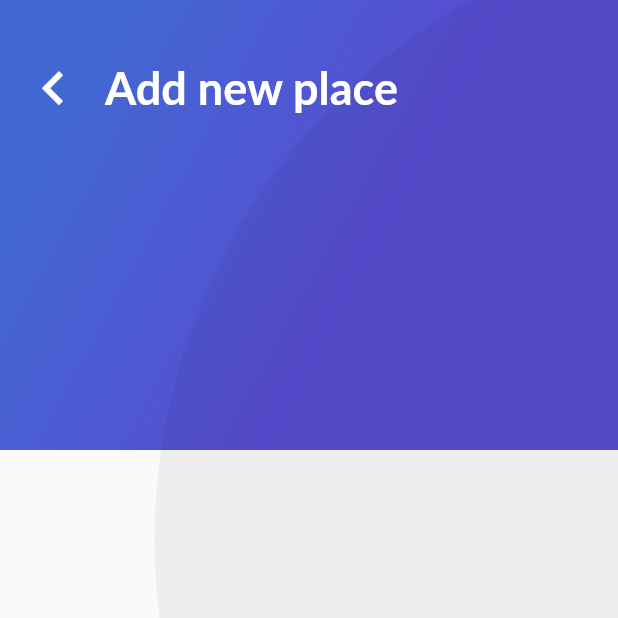
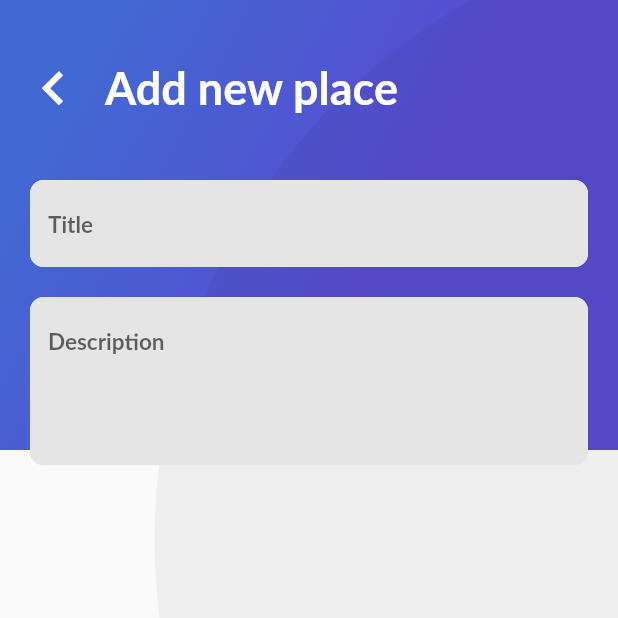
Before and after one commit to bryansrm/flutter-platzi-trips, a Flutter app: the AddPlaceScreen screen opened directly, on a phone screen of 412 x 824 dp, the top half of it. Run offline on Flutter 3.47's test engine with Material 2 defaults, Android fonts, the phone set to English and light mode, and no system bars; our stand-ins replace cloud_firestore, firebase_auth, google_sign_in; missing offline and left inert: generic_bloc_provider; accounts and stored records are empty; Roboto replaces fonts that are missing (Lato).

Commit message:
widget para los input text

```diff
--- a/lib/Place/ui/screens/add_place_screen.dart
+++ b/lib/Place/ui/screens/add_place_screen.dart
@@ -1,3 +1,4 @@
+import 'package:design_app_pz/widgets/text_input.dart';
 import 'package:design_app_pz/widgets/title_header.dart';
 import 'package:flutter/material.dart';
 import 'dart:io';
@@ -15,6 +16,10 @@ class AddPlaceScreen extends StatefulWidget {
 }
 
 class _AddPlaceScreenState extends State<AddPlaceScreen> {
+
+  final _controllerTitle = TextEditingController();
+  final _controllerDescription = TextEditingController();
+
   @override
   Widget build(BuildContext context) {
     return Scaffold(
@@ -43,6 +48,29 @@ class _AddPlaceScreenState extends State<AddPlaceScreen> {
                 ),
               )
             ],
+          ),
+          Container(
+            margin: EdgeInsets.only(top: 120.0, bottom: 20.0),
+            child: ListView(
+              children: <Widget>[
+                Container(),
+                Container(
+                  margin: EdgeInsets.only(bottom: 20.0),
+                  child: CustomTextInput(
+                    controller: _controllerTitle,
+                    hintText: "Title",
+                    inputType: null,),
+                ),
+                Container(
+                  margin: EdgeInsets.only(bottom: 20.0),
+                  child: CustomTextInput(
+                    controller: _controllerDescription,
+                    hintText: "Description",
+                    inputType: TextInputType.multiline,
+                    maxLines: 4,),
+                )
+              ],
+            ),
           )
         ],
       )
--- /dev/null
+++ b/lib/widgets/text_input.dart
@@ -0,0 +1,44 @@
+import 'package:flutter/material.dart';
+
+class CustomTextInput extends StatelessWidget {
+
+  final String hintText;
+  final TextInputType inputType;
+  final TextEditingController controller;
+  final int maxLines;
+
+  CustomTextInput({Key key, this.hintText, this.inputType, this.controller, this.maxLines = 1}) : super(key: key);
+
+  @override
+  Widget build(BuildContext context) {
+    return Container(
+      padding: EdgeInsets.symmetric(horizontal: 20.0),
+      child: TextField(
+        controller: controller,
+        keyboardType: inputType,
+        maxLines: maxLines,
+        style: TextStyle(
+          fontSize: 15.0,
+          fontFamily: "Lato",
+          color: Colors.blueGrey,
+          fontWeight: FontWeight.bold,
+        ),
+
+        decoration: InputDecoration(
+          filled: true,
+          fillColor: Color(0xFFe5e5e5),
+          border: InputBorder.none,
+          hintText: hintText,
+          enabledBorder: OutlineInputBorder(
+            borderSide: BorderSide(color: Color(0xFFe5e5e5)),
+            borderRadius: BorderRadius.all(Radius.circular(9.0))
+          ),
+          focusedBorder: OutlineInputBorder(
+            borderSide: BorderSide(color: Color(0xFFe5e5e5)),
+            borderRadius: BorderRadius.all(Radius.circular(9.0))
+          )
+        ),
+      ),
+    );
+  }
+}
```
